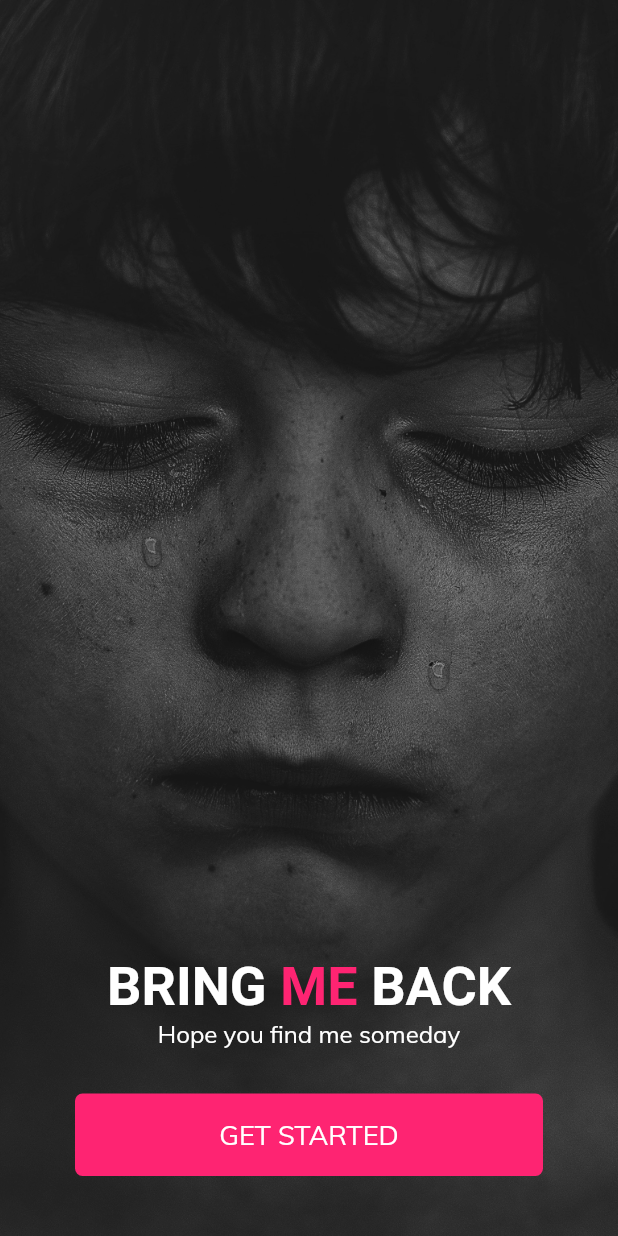
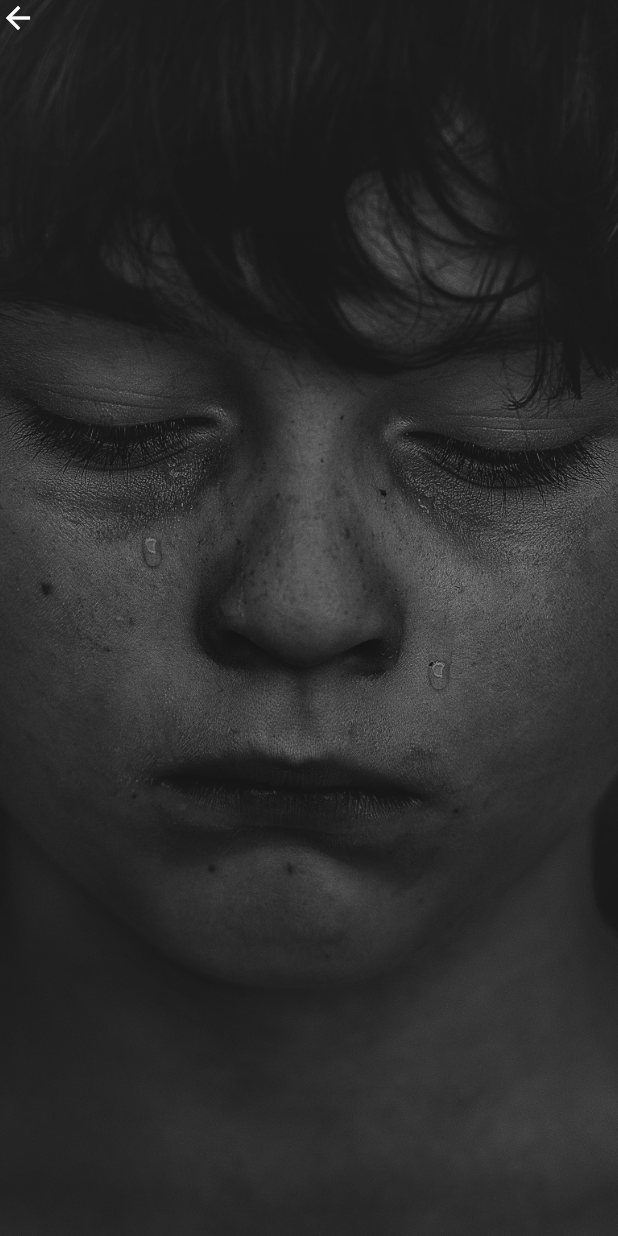
Before and after one commit to VishnuDileesh/BringMeBack-FlutterUIPractice, a Flutter app: the screen it shows after launch, after a tap on "GET STARTED", on a phone screen of 412 x 824 dp. Run offline on Flutter 3.47's test engine with Material 2 defaults, Android fonts, the phone set to English and light mode, and no system bars.

Commit message:
Add sign in screen, bg image and back arrow

```diff
--- a/lib/screens/home.dart
+++ b/lib/screens/home.dart
@@ -1,4 +1,11 @@
+//package imports
 import 'package:flutter/material.dart';
+
+//screen imports
+import 'signin.dart';
+
+//widget imports
+import '../widgets/bgfullscreen.dart';
 
 class HomeScreen extends StatelessWidget{
 	@override
@@ -12,16 +19,7 @@ class HomeScreen extends StatelessWidget{
 				children: <Widget>[
 
 
-					ColorFiltered(
-					colorFilter: ColorFilter.mode(Colors.grey[900].withOpacity(0.4), BlendMode.srcOver),
-					child: Center(
-						child: Image.asset(
-							'assets/images/bg-image.jpg',
-							height: size.height,
-							fit: BoxFit.cover,
-						),
-					),
-					),
+					BGFullScreen(),
 
 
 
@@ -93,6 +91,10 @@ class HomeScreen extends StatelessWidget{
 							GestureDetector(
 							onTap: (){
 								print("Button Pressed");
+								Navigator.pushReplacement(
+									context,
+									MaterialPageRoute(builder: (context) => SignIn()),
+								);
 							},
 							child: Center(
 								child: Container(
--- /dev/null
+++ b/lib/screens/signin.dart
@@ -0,0 +1,37 @@
+import 'package:flutter/material.dart';
+
+import '../widgets/bgfullscreen.dart';
+
+class SignIn extends StatelessWidget{
+	@override
+	Widget build(BuildContext context){
+		return Material(
+			child: Stack(
+				children: <Widget>[
+
+					BGFullScreen(),
+
+					SafeArea(
+						child: Column(
+							children: <Widget>[
+
+								Row(
+									children: <Widget>[
+
+										Icon(
+											Icons.arrow_back,
+											color: Colors.white,
+										),
+
+									],
+								),
+
+							],
+						),
+					),
+
+				],
+			),
+		);
+	}
+}
--- /dev/null
+++ b/lib/widgets/bgfullscreen.dart
@@ -0,0 +1,23 @@
+import 'package:flutter/material.dart';
+
+class BGFullScreen extends StatelessWidget{
+	@override
+	Widget build(BuildContext context){
+
+
+		Size size = MediaQuery.of(context).size;
+
+		return ColorFiltered(
+					colorFilter: ColorFilter.mode(Colors.grey[900].withOpacity(0.4), BlendMode.srcOver),
+					child: Center(
+						child: Image.asset(
+							'assets/images/bg-image.jpg',
+							height: size.height,
+							fit: BoxFit.cover,
+						),
+					),
+					);
+
+
+	}
+}
```
